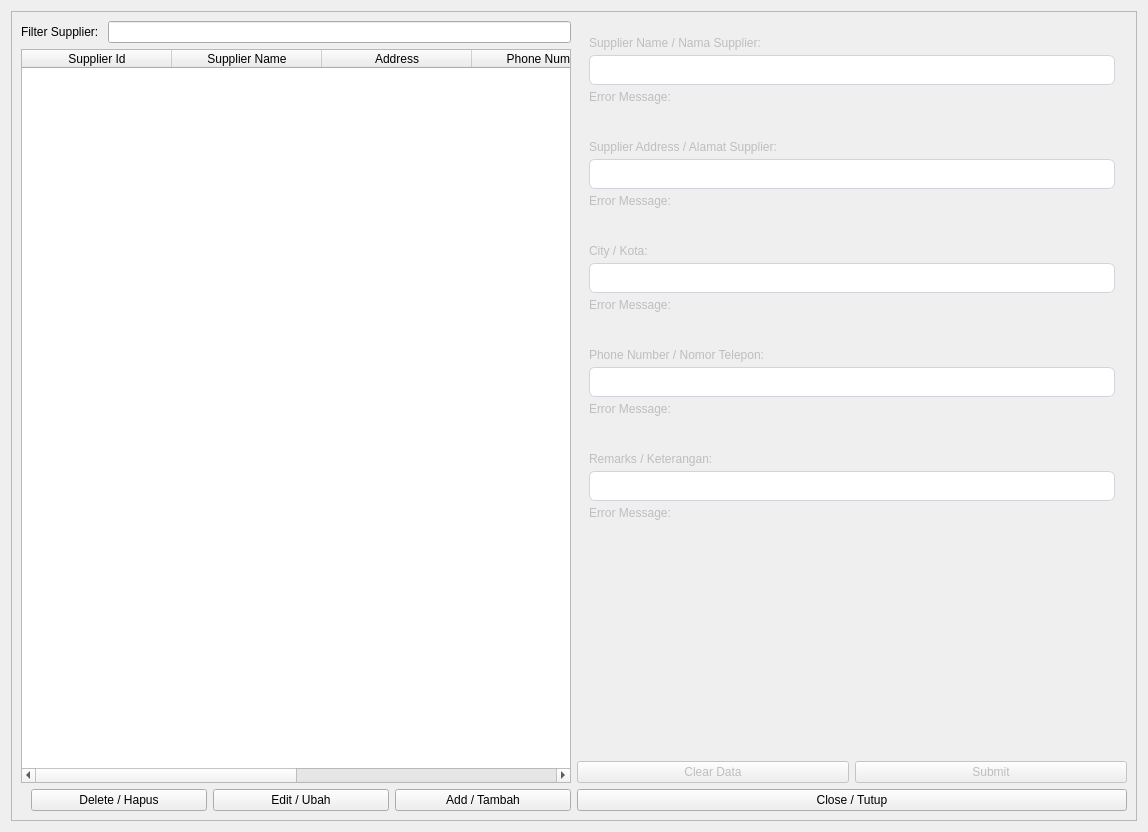
Before: the Qt Designer form ui/suppliers.ui in michael-halim/pos, drawn with Qt 5.
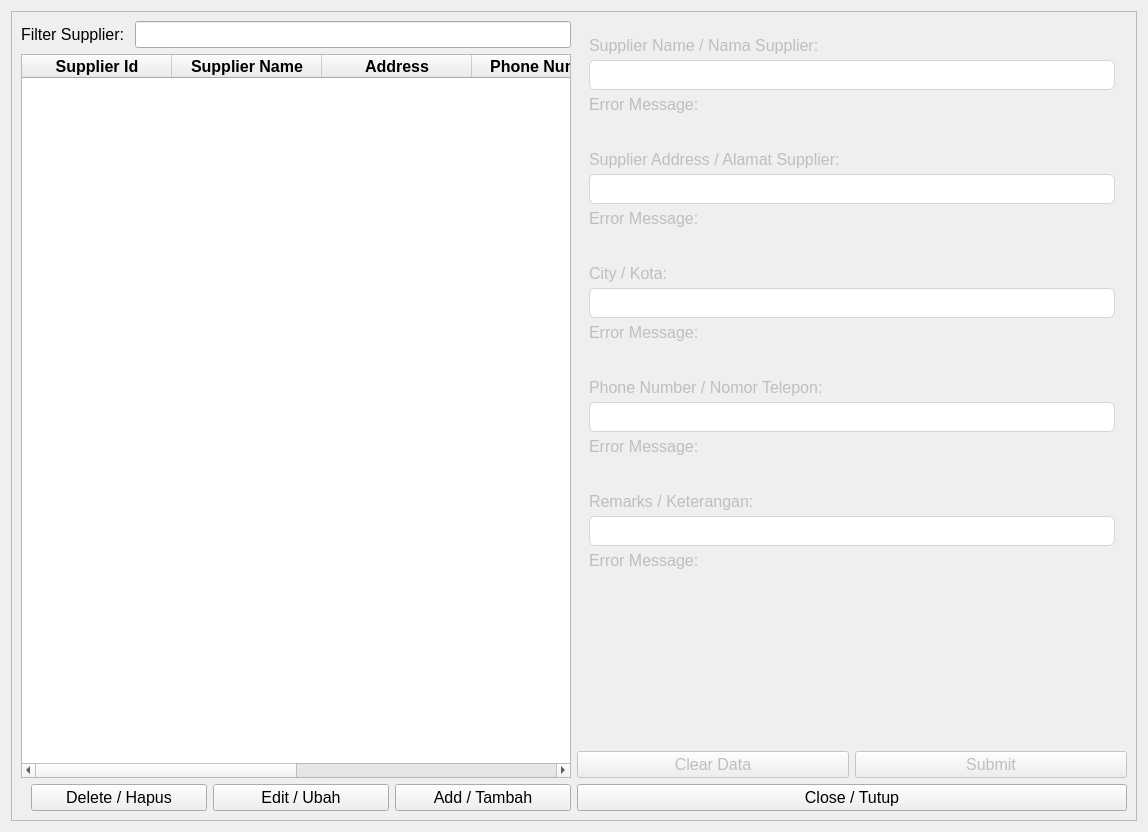
After: the same form once the commit is applied.

```diff
--- a/ui/suppliers.ui
+++ b/ui/suppliers.ui
@@ -16,6 +16,11 @@
   <layout class="QGridLayout" name="gridLayout_2">
    <item row="0" column="0">
     <widget class="QFrame" name="frame">
+     <property name="font">
+      <font>
+       <pointsize>12</pointsize>
+      </font>
+     </property>
      <property name="frameShape">
       <enum>QFrame::StyledPanel</enum>
      </property>
@@ -35,6 +40,11 @@
               <height>16777215</height>
              </size>
             </property>
+            <property name="font">
+             <font>
+              <pointsize>12</pointsize>
+             </font>
+            </property>
             <property name="text">
              <string>Filter Supplier: </string>
             </property>
@@ -57,6 +67,11 @@
               <height>16777215</height>
              </size>
             </property>
+            <property name="font">
+             <font>
+              <pointsize>12</pointsize>
+             </font>
+            </property>
            </widget>
           </item>
          </layout>
@@ -82,31 +97,91 @@
            <property name="text">
             <string>Supplier Id</string>
            </property>
+           <property name="font">
+            <font>
+             <pointsize>12</pointsize>
+             <weight>75</weight>
+             <bold>true</bold>
+            </font>
+           </property>
+           <property name="textAlignment">
+            <set>AlignCenter</set>
+           </property>
           </column>
           <column>
            <property name="text">
             <string>Supplier Name</string>
            </property>
+           <property name="font">
+            <font>
+             <pointsize>12</pointsize>
+             <weight>75</weight>
+             <bold>true</bold>
+            </font>
+           </property>
+           <property name="textAlignment">
+            <set>AlignCenter</set>
+           </property>
           </column>
           <column>
            <property name="text">
             <string>Address</string>
            </property>
+           <property name="font">
+            <font>
+             <pointsize>12</pointsize>
+             <weight>75</weight>
+             <bold>true</bold>
+            </font>
+           </property>
+           <property name="textAlignment">
+            <set>AlignCenter</set>
+           </property>
           </column>
           <column>
            <property name="text">
             <string>Phone Number</string>
            </property>
+           <property name="font">
+            <font>
+             <pointsize>12</pointsize>
+             <weight>75</weight>
+             <bold>true</bold>
+            </font>
+           </property>
+           <property name="textAlignment">
+            <set>AlignCenter</set>
+           </property>
           </column>
           <column>
            <property name="text">
             <string>City</string>
            </property>
+           <property name="font">
+            <font>
+             <pointsize>12</pointsize>
+             <weight>75</weight>
+             <bold>true</bold>
+            </font>
+           </property>
+           <property name="textAlignment">
+            <set>AlignCenter</set>
+           </property>
           </column>
           <column>
            <property name="text">
             <string>Remarks</string>
            </property>
+           <property name="font">
+            <font>
+             <pointsize>12</pointsize>
+             <weight>75</weight>
+             <bold>true</bold>
+            </font>
+           </property>
+           <property name="textAlignment">
+            <set>AlignCenter</set>
+           </property>
           </column>
          </widget>
         </item>
@@ -117,6 +192,11 @@
           </property>
           <item>
            <widget class="QPushButton" name="delete_supplier_button">
+            <property name="font">
+             <font>
+              <pointsize>12</pointsize>
+             </font>
+            </property>
             <property name="text">
              <string>Delete / Hapus</string>
             </property>
@@ -124,6 +204,11 @@
           </item>
           <item>
            <widget class="QPushButton" name="edit_supplier_button">
+            <property name="font">
+             <font>
+              <pointsize>12</pointsize>
+             </font>
+            </property>
             <property name="text">
              <string>Edit / Ubah</string>
             </property>
@@ -131,6 +216,11 @@
           </item>
           <item>
            <widget class="QPushButton" name="add_supplier_button">
+            <property name="font">
+             <font>
+              <pointsize>12</pointsize>
+             </font>
+            </property>
             <property name="text">
              <string>Add / Tambah</string>
             </property>
@@ -180,6 +270,11 @@
               <height>30</height>
              </size>
             </property>
+            <property name="font">
+             <font>
+              <pointsize>12</pointsize>
+             </font>
+            </property>
             <property name="styleSheet">
              <string notr="true">QLineEdit{
 	border: 1px solid #d1d5db;      /* Light gray border */
@@ -248,6 +343,11 @@
               <height>30</height>
              </size>
             </property>
+            <property name="font">
+             <font>
+              <pointsize>12</pointsize>
+             </font>
+            </property>
             <property name="styleSheet">
              <string notr="true">QLineEdit{
 	border: 1px solid #d1d5db;      /* Light gray border */
@@ -316,6 +416,11 @@
               <height>30</height>
              </size>
             </property>
+            <property name="font">
+             <font>
+              <pointsize>12</pointsize>
+             </font>
+            </property>
             <property name="styleSheet">
              <string notr="true">QLineEdit{
 	border: 1px solid #d1d5db;      /* Light gray border */
@@ -384,6 +489,11 @@
               <height>30</height>
              </size>
             </property>
+            <property name="font">
+             <font>
+              <pointsize>12</pointsize>
+             </font>
+            </property>
             <property name="styleSheet">
              <string notr="true">QLineEdit{
 	border: 1px solid #d1d5db;      /* Light gray border */
@@ -452,6 +562,11 @@
               <height>30</height>
              </size>
             </property>
+            <property name="font">
+             <font>
+              <pointsize>12</pointsize>
+             </font>
+            </property>
             <property name="styleSheet">
              <string notr="true">QLineEdit{
 	border: 1px solid #d1d5db;      /* Light gray border */
```
